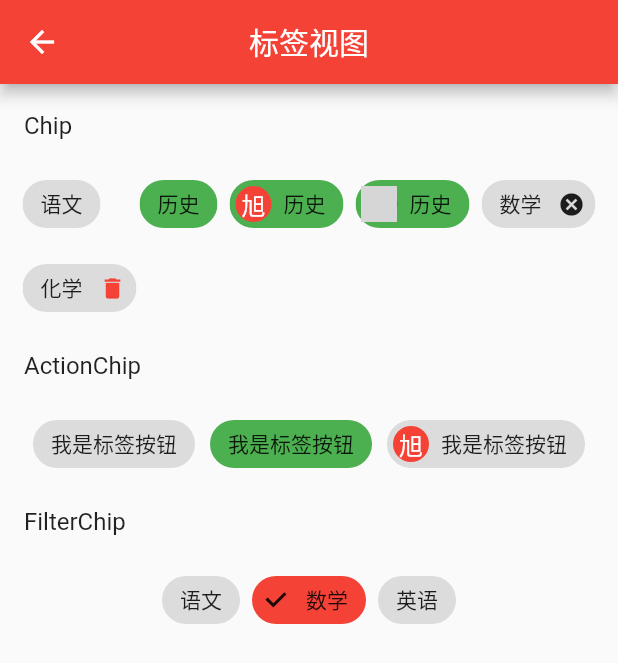
After one commit to hello-coder-xu/yin_flutter_app, a Flutter app: the ChipPage screen opened directly, on a phone screen of 412 x 824 dp. The commit adds this screen. Shown: the top 663 px of the screen. Run offline on Flutter 3.47's test engine with Material 2 defaults, Android fonts, the light colour scheme and no system bars; our stand-ins replace azlistview, cached_network_image, device_info, dio, flutter_datetime_picker, flutter_html and 2 more; missing offline and left inert: common_utils, f_grecaptcha, flutter_html_textview, flutter_toast_pk, lpinyin, yin_utils; generated files the repository leaves out were written again; network calls fail; grey boxes are pictures that could not be loaded.

Commit message:
新增 --进度条 --标签 --分割线

```diff
--- /dev/null
+++ b/lib/com/addcn/view/ChipPage.dart
@@ -0,0 +1,135 @@
+import 'package:flutter/material.dart';
+import 'package:yin_utils/yin_utils.dart';
+
+///标签
+class ChipPage extends StatefulWidget {
+  @override
+  _ChipPageState createState() => _ChipPageState();
+}
+
+class _ChipPageState extends State<ChipPage> {
+  int selectValue = 1;
+
+  @override
+  Widget build(BuildContext context) {
+    return Scaffold(
+      appBar: AppBar(
+        title: new Text('标签视图'),
+        centerTitle: true,
+      ),
+      body: Align(
+        child: new Column(
+          children: <Widget>[
+            ListTile(title: new Text('Chip')),
+            new Wrap(
+              spacing: 8.0,
+              runSpacing: 8.0,
+              children: <Widget>[
+                Chip(label: new Text('语文')),
+                new SizedBox(width: 10),
+                Chip(
+                  label: new Text('历史'),
+                  backgroundColor: Colors.green,
+                ),
+                Chip(
+                  label: new Text('历史'),
+                  backgroundColor: Colors.green,
+                  avatar: CircleAvatar(
+                    backgroundColor: Colors.red,
+                    child: new Text(
+                      '旭',
+                      style: new TextStyle(color: Colors.white),
+                    ),
+                  ),
+                ),
+                Chip(
+                  label: new Text('历史'),
+                  backgroundColor: Colors.green,
+                  avatar: CircleAvatar(
+                    backgroundImage: NetworkImage(
+                        "https://gss0.bdstatic.com/-4o3dSag_xI4khGkpoWK1HF6hhy/baike/w%3D268%3Bg%3D0/sign=ab1d80c6d533c895a67e9f7de92814cd/b3b7d0a20cf431ad6fd6b4684736acaf2edd985f.jpg"),
+                  ),
+                ),
+                Chip(
+                  label: new Text('数学'),
+                  onDeleted: () {
+                    TsUtil.showShort(value: "删除数学");
+                  },
+                ),
+                Chip(
+                  label: new Text('化学'),
+                  onDeleted: () {
+                    TsUtil.showShort(value: "删除化学");
+                  },
+                  deleteIcon: Icon(Icons.delete),
+                  deleteIconColor: Colors.red,
+                ),
+              ],
+            ),
+            ListTile(title: new Text('ActionChip')),
+            new Row(
+              mainAxisAlignment: MainAxisAlignment.center,
+              children: <Widget>[
+                ActionChip(
+                  label: new Text('我是标签按钮'),
+                  onPressed: () {},
+                ),
+                new SizedBox(width: 10),
+                ActionChip(
+                  backgroundColor: Colors.green,
+                  label: new Text('我是标签按钮'),
+                  onPressed: () {},
+                ),
+                new SizedBox(width: 10),
+                ActionChip(
+                  avatar: CircleAvatar(
+                    backgroundColor: Colors.red,
+                    child: new Text(
+                      '旭',
+                      style: new TextStyle(color: Colors.white),
+                    ),
+                  ),
+                  label: new Text('我是标签按钮'),
+                  onPressed: () {},
+                ),
+              ],
+            ),
+
+            ListTile(title: new Text('FilterChip')),
+            new Row(
+              mainAxisAlignment: MainAxisAlignment.center,
+              children: <Widget>[
+                FilterChip(
+                  label: new Text('语文'),
+                  selected: selectValue == 0,
+                  selectedColor: Colors.red,
+                  onSelected: (value) => filterChange(0),
+                ),
+                new SizedBox(width: 8.0),
+                FilterChip(
+                  label: new Text('数学'),
+                  selected: selectValue == 1,
+                  selectedColor: Colors.red,
+                  onSelected: (value) => filterChange(1),
+                ),
+                new SizedBox(width: 8.0),
+                FilterChip(
+                  label: new Text('英语'),
+                  selected: selectValue == 2,
+                  selectedColor: Colors.red,
+                  onSelected: (value) => filterChange(2),
+                ),
+              ],
+            ),
+          ],
+        ),
+      ),
+    );
+  }
+
+  void filterChange(int value) {
+    setState(() {
+      selectValue = value;
+    });
+  }
+}
```
Also changed, not shown: lib/com/addcn/view/DividerPage.dart (added, +28 -0 lines), lib/com/addcn/view/ProgressPage.dart (added, +102 -0 lines), lib/com/addcn/widget/ControlsPage.dart (+6 -2 lines).
